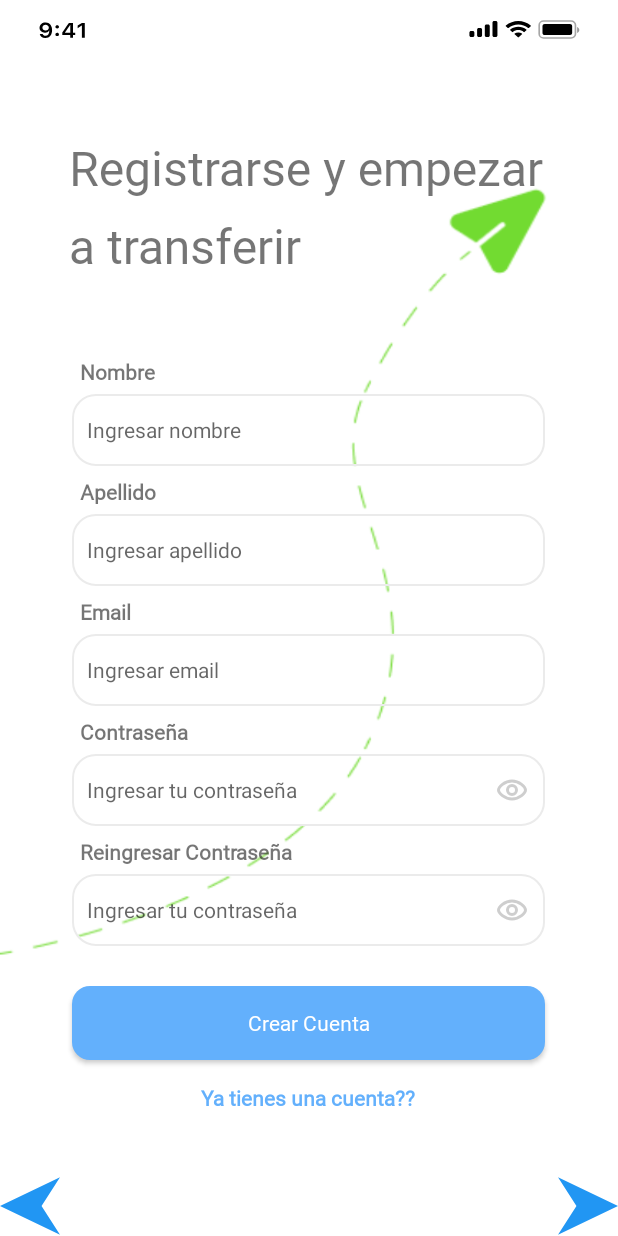
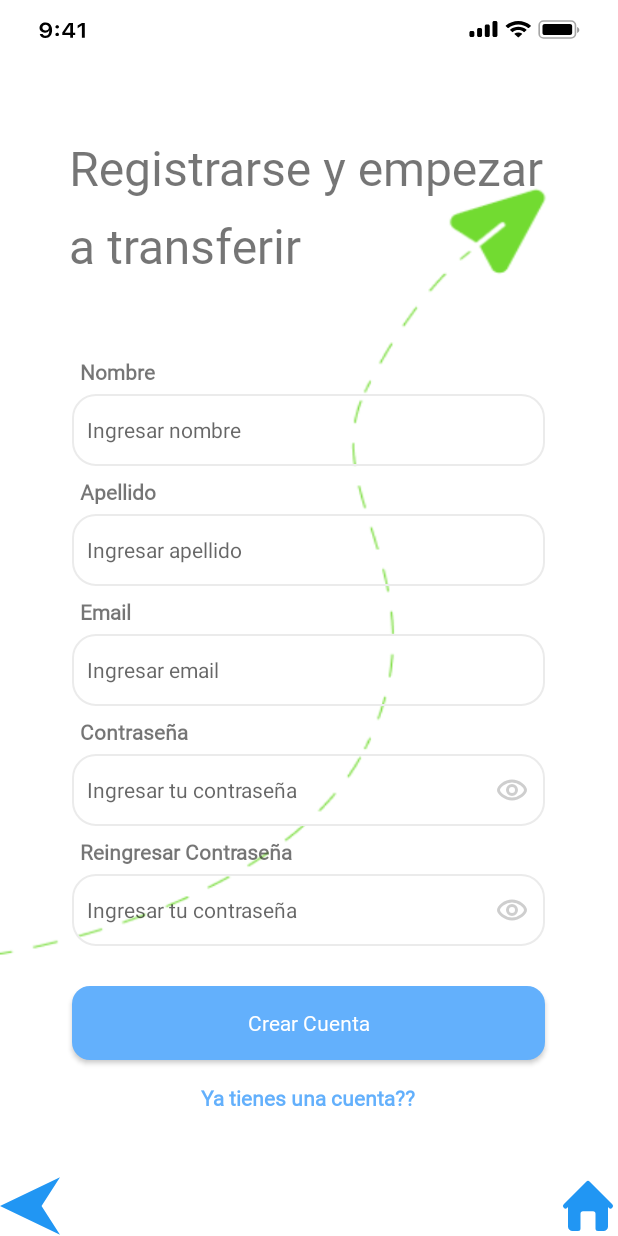
Before and after one commit to JhonKings/Modulo4_InterfacesAlkeWallet, an Android app: the FragmentSingupPage_4 screen opened through its navigation route, on a phone screen of 412 x 824 dp. Run offline under Robolectric (Android 15) with nearby library versions, the phone set to English and light mode, and no system bars.

Commit message:
finalizando tarea domingo 28/04 con reparacion en botones de navegacion y creando boton home

```diff
--- a/app/src/main/java/com/example/wallet/fragments/FragmentSingupPage_4.java
+++ b/app/src/main/java/com/example/wallet/fragments/FragmentSingupPage_4.java
@@ -46,6 +46,8 @@ public class FragmentSingupPage_4 extends Fragment {
         final NavController navController = Navigation.findNavController(view);
 
         Button btnFragment1 = view.findViewById(R.id.button_back4);
+        Button btnFragment2 = view.findViewById(R.id.button_home4);
+
 
         btnFragment1.setOnClickListener(v -> {
 
@@ -53,6 +55,12 @@ public class FragmentSingupPage_4 extends Fragment {
 
         });
 
+        btnFragment2.setOnClickListener(v -> {
+
+            Navigation.findNavController(v).navigate(R.id.fragmentSplashScreen_1);
+
+        });
+
 
     }
 }
--- /dev/null
+++ b/app/src/main/res/drawable/home.xml
@@ -0,0 +1,9 @@
+<vector xmlns:android="http://schemas.android.com/apk/res/android"
+    android:width="800dp"
+    android:height="800dp"
+    android:viewportWidth="24"
+    android:viewportHeight="24">
+  <path
+      android:pathData="M21.71,12.71a1,1 0,0 1,-1.42 0L20,12.42V20.3A1.77,1.77 0,0 1,18.17 22H16a1,1 0,0 1,-1 -1V15.1a1,1 0,0 0,-1 -1H10a1,1 0,0 0,-1 1V21a1,1 0,0 1,-1 1H5.83A1.77,1.77 0,0 1,4 20.3V12.42l-0.29,0.29a1,1 0,0 1,-1.42 0,1 1,0 0,1 0,-1.42l9,-9a1,1 0,0 1,1.42 0l9,9A1,1 0,0 1,21.71 12.71Z"
+      android:fillColor="#000000"/>
+</vector>
--- a/app/src/main/res/layout/fragment_singup_page_4.xml
+++ b/app/src/main/res/layout/fragment_singup_page_4.xml
@@ -224,11 +224,11 @@
             android:backgroundTint="#2196F3" />
 
         <Button
-            android:id="@+id/button_forward4"
+            android:id="@+id/button_home4"
             android:layout_width="40dp"
             android:layout_height="40dp"
             android:layout_alignParentRight="true"
-            android:background="@drawable/right_arrow"
+            android:background="@drawable/home"
             android:backgroundTint="#2196F3" />
 
     </RelativeLayout>
```
Also changed, not shown: app/src/main/java/com/example/wallet/fragments/FragmentLoginSingupPage_2.java (+0 -7 lines), app/src/main/res/layout/fragment_login_singup_page_2.xml (+1 -8 lines).
